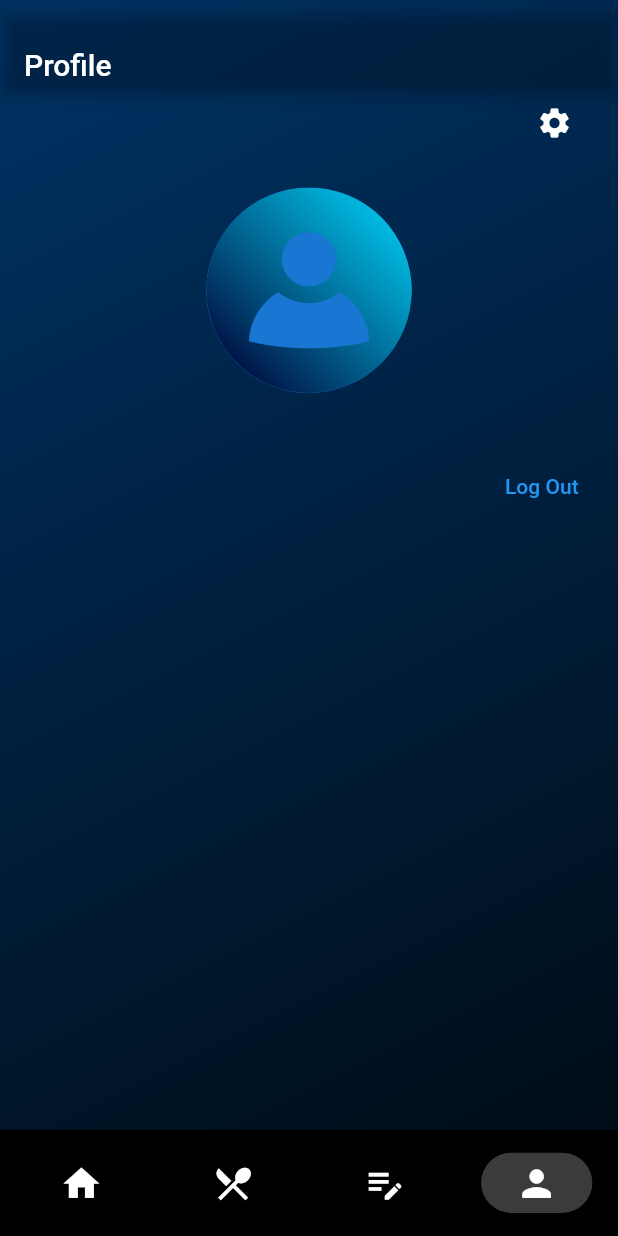
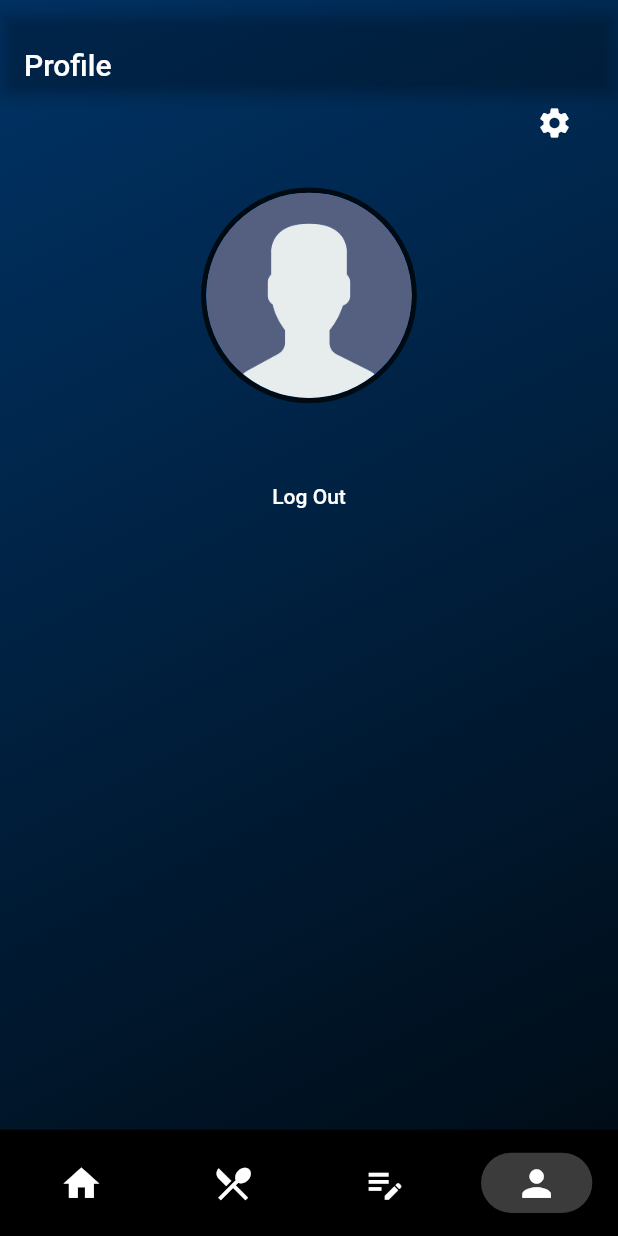
Before and after one commit to srivnaman/Mess, a Flutter app: the MainScreen screen opened directly, item 4 of the bottom bar chosen, on a phone screen of 412 x 824 dp. Run offline on Flutter 3.47's test engine with Material 2 defaults, Android fonts, the phone set to English and light mode, and no system bars; drawn by our look-alikes of google_nav_bar; our stand-ins replace cloud_firestore, custom_navigation_bar, dropdown_button2, firebase_auth, firebase_core, flutter_screenutil and 2 more; missing offline and left inert: dart:ffi; accounts and stored records are empty.

Commit message:
changed user profile image

```diff
--- a/lib/Screens/MainScreen.dart
+++ b/lib/Screens/MainScreen.dart
@@ -91,7 +91,7 @@ class _MainScreenState extends State<MainScreen> {
         appBar: PreferredSize(
           preferredSize: Size.fromHeight(30.h),
           child: AppBar(
-            backgroundColor: Color.fromARGB(0, 154, 37, 37),
+            backgroundColor: Colors.transparent,
             title: Column(
               children: [
                 SizedBox(height: 15.h),
--- a/lib/Screens/ScreenWidgets/Profile/profile.dart
+++ b/lib/Screens/ScreenWidgets/Profile/profile.dart
@@ -37,12 +37,13 @@ class Profile extends StatelessWidget {
                   ),
 
                   Center(
-                  child:
-                    CircleAvatar(
-                           backgroundImage: AssetImage('Assets/Images/userAvatar2.png'),
+                    child: CircleAvatar(
+                      radius: 63.r,
+                      backgroundColor: Color(0xFF000A12),
+                      child: CircleAvatar(
+                        backgroundImage: AssetImage('Assets/Images/user.png'),
                         radius: 60.r,
-                           //child: Text('Eevee'),
-                           //foregroundColor: Colors.red,
+                      ),
                     ),
                   ),
                   SizedBox(
@@ -67,21 +68,29 @@ class Profile extends StatelessWidget {
 }
 
 class SignoutOption extends StatelessWidget {
-  const SignoutOption({ Key? key }) : super(key: key);
+  const SignoutOption({Key? key}) : super(key: key);
 
   @override
   Widget build(BuildContext context) {
     return Row(
-      mainAxisAlignment: MainAxisAlignment.end,
+      mainAxisAlignment: MainAxisAlignment.center,
       children: [
         TextButton(
-          onPressed: () async{
+          onPressed: () async {
             await FirebaseAuth.instance.signOut();
             Navigator.of(context).pushReplacement(
-          MaterialPageRoute(builder: (context) =>LoginPage(),),
+              MaterialPageRoute(
+                builder: (context) => LoginPage(),
+              ),
             );
           },
-          child: Container(child: Text("Log Out"))),
+          child: Container(
+            child: Text(
+              "Log Out",
+              style: TextStyle(color: Colors.white),
+            ),
+          ),
+        ),
       ],
     );
 
@@ -95,7 +104,6 @@ class SignoutOption extends StatelessWidget {
     //Widget: Widget)
   }
 }
-
 
 class ProfilePhotoContainer extends Profile {
   Widget build(BuildContext context) {
@@ -139,16 +147,15 @@ class ProfilePhotoContainer extends Profile {
                 top: 0,
                 left: 0,
                 right: 0,
-                child:Center(
-                  child:
-                    CircleAvatar(
-                           backgroundImage: NetworkImage('https://nextluxury.com/wp-content/uploads/funny-profile-pictures-10.jpg'),
+                child: Center(
+                  child: CircleAvatar(
+                    backgroundImage: NetworkImage(
+                        'https://nextluxury.com/wp-content/uploads/funny-profile-pictures-10.jpg'),
                     radius: 100.r,
                     //child: Text('Eevee'),
                     //foregroundColor: Colors.red,
                   ),
                 ),
-
 
                 // child: Center(
                 //   child: Container(
```
Also changed, not shown: lib/Screens/ScreenWidgets/Home/home.dart (+14 -12 lines), Assets/Images/user.png (added), Assets/Images/userAvatar2.png (deleted). Lines whose indentation alone changed are shown as unchanged.
